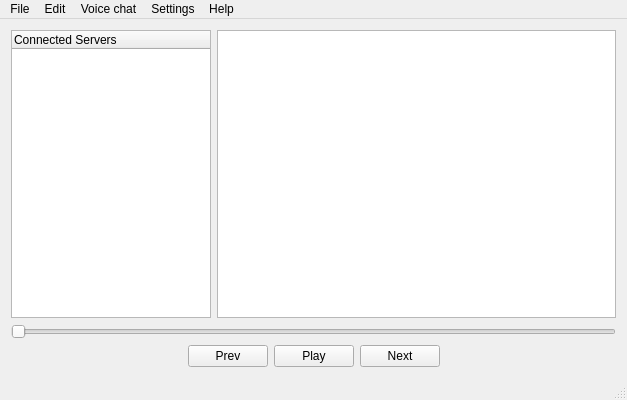
willamm/CommAudio, file src/mainwindow.ui: the form before one commit.
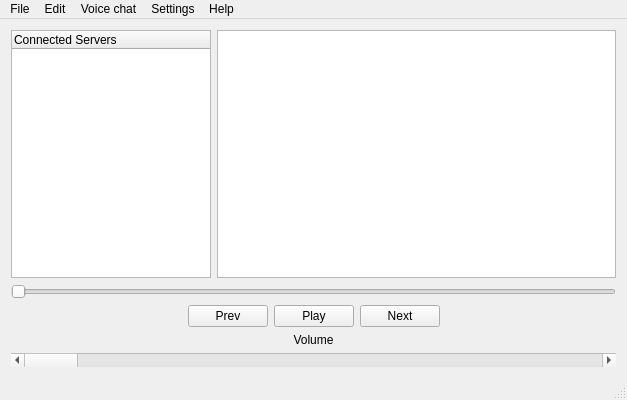
The form after the commit. Icons and pictures are not drawn.

Commit message: volume control working, time displaying correctly, seek bar partially functional

Diff of the .ui file:
```diff
--- a/src/mainwindow.ui
+++ b/src/mainwindow.ui
@@ -156,6 +156,23 @@
       </item>
      </layout>
     </item>
+    <item>
+     <widget class="QLabel" name="volumeLabel">
+      <property name="text">
+       <string>Volume</string>
+      </property>
+      <property name="alignment">
+       <set>Qt::AlignCenter</set>
+      </property>
+     </widget>
+    </item>
+    <item>
+     <widget class="QScrollBar" name="volumeControl">
+      <property name="orientation">
+       <enum>Qt::Horizontal</enum>
+      </property>
+     </widget>
+    </item>
    </layout>
   </widget>
   <widget class="QMenuBar" name="menuBar">
```
The commit also changes 8 other files.
